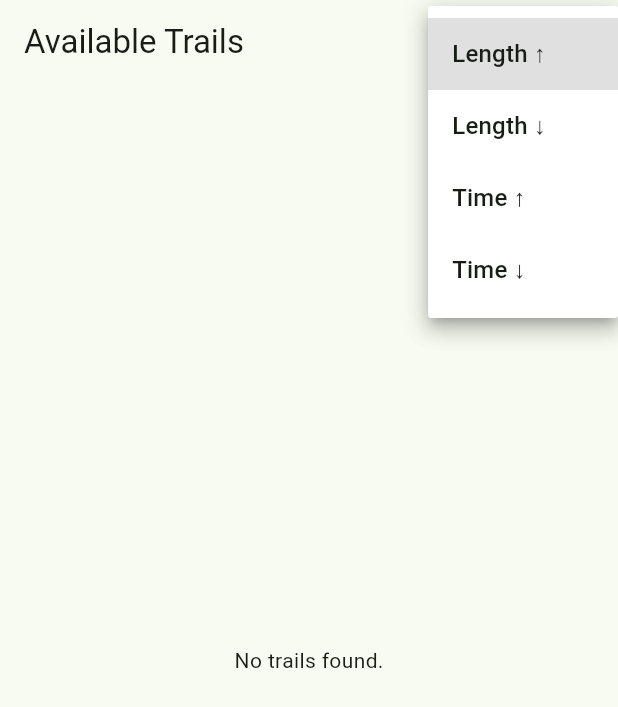
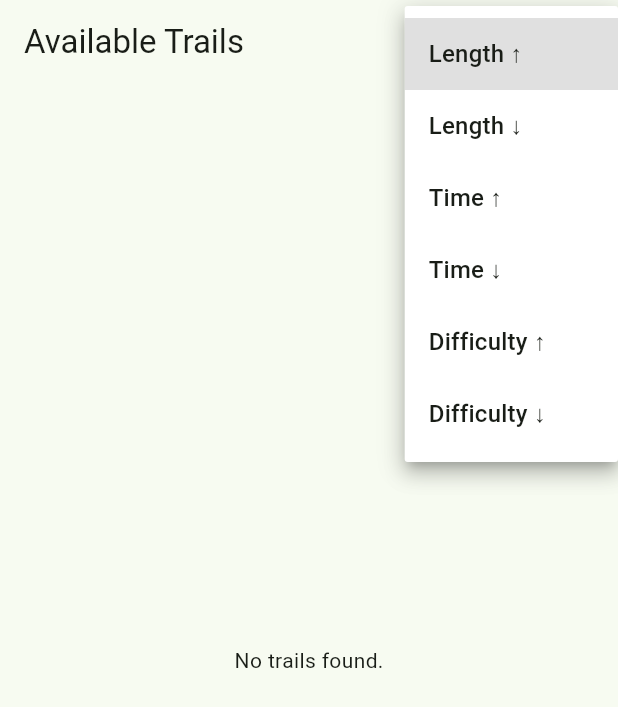
Before and after one commit to taqitazwar/hiking-adventure-app, a Flutter app: the TrailsListScreen screen opened by its route, after a tap on "Length ↑", on a phone screen of 412 x 824 dp. Shown: the top 707 px of the screen. Run offline on Flutter 3.47's test engine with Material 3 defaults, Android fonts, the phone set to English and light mode, and no system bars; our stand-ins replace cloud_firestore, firebase_auth, firebase_core, firebase_storage, go_router, image_picker; missing offline and left inert: firebase_ui_auth; accounts and stored records are empty.

Commit message:
feat: add difficulty sorting to trails list screen

```diff
--- a/lib/screens/trails_list_screen.dart
+++ b/lib/screens/trails_list_screen.dart
@@ -16,11 +16,14 @@ class _TrailsListScreenState extends State<TrailsListScreen> {
   String _sortBy = 'Length ↑';
 
   static const _sortOptions = <String>[
-    'Length ↑',
-    'Length ↓',
-    'Time ↑',
-    'Time ↓',
-  ];
+  'Length ↑',
+  'Length ↓',
+  'Time ↑',
+  'Time ↓',
+  'Difficulty ↑', // Add this
+  'Difficulty ↓', // And this
+];
+
 
   @override
   Widget build(BuildContext context) {
@@ -67,7 +70,14 @@ class _TrailsListScreenState extends State<TrailsListScreen> {
             case 'Time ↓':
               trails.sort((a, b) => b.time.compareTo(a.time));
               break;
+            case 'Difficulty ↑':
+              trails.sort((a, b) => a.difficulty.compareTo(b.difficulty));
+              break;
+            case 'Difficulty ↓':
+              trails.sort((a, b) => b.difficulty.compareTo(a.difficulty));
+              break;
           }
+
 
           if (trails.isEmpty) {
             return const Center(child: Text('No trails found.'));
```
